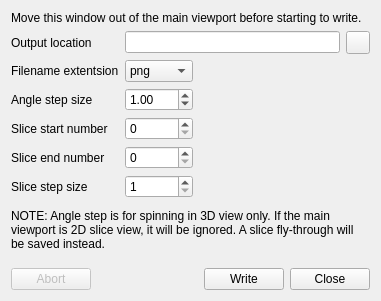
Old version of the form freeview/DialogWriteMovieFrames.ui in the repository freesurfer/freesurfer.
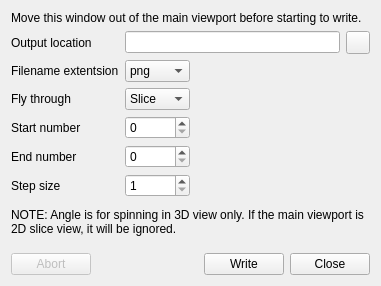
New version of the form. Icons and pictures are not drawn.

Commit message: added option to fly through frames when writing movie frames

```diff
--- a/freeview/DialogWriteMovieFrames.ui
+++ b/freeview/DialogWriteMovieFrames.ui
@@ -6,8 +6,8 @@
    <rect>
     <x>0</x>
     <y>0</y>
-    <width>426</width>
-    <height>328</height>
+    <width>478</width>
+    <height>353</height>
    </rect>
   </property>
   <property name="windowTitle">
@@ -102,29 +102,6 @@
        </property>
       </spacer>
      </item>
-     <item row="2" column="0">
-      <widget class="QLabel" name="labelAngleStep">
-       <property name="text">
-        <string>Angle step size</string>
-       </property>
-      </widget>
-     </item>
-     <item row="2" column="1">
-      <widget class="QDoubleSpinBox" name="doubleSpinBoxAngleStep">
-       <property name="decimals">
-        <number>2</number>
-       </property>
-       <property name="minimum">
-        <double>-100.000000000000000</double>
-       </property>
-       <property name="maximum">
-        <double>100.000000000000000</double>
-       </property>
-       <property name="value">
-        <double>1.000000000000000</double>
-       </property>
-      </widget>
-     </item>
      <item row="3" column="1">
       <widget class="QSpinBox" name="spinBoxSliceStart">
        <property name="minimum">
@@ -138,10 +115,30 @@
        </property>
       </widget>
      </item>
-     <item row="5" column="0">
-      <widget class="QLabel" name="labelSliceStep">
+     <item row="4" column="0">
+      <widget class="QLabel" name="labelEndNumber">
        <property name="text">
-        <string>Slice step size</string>
+        <string>End number</string>
+       </property>
+      </widget>
+     </item>
+     <item row="4" column="1">
+      <widget class="QSpinBox" name="spinBoxEnd">
+       <property name="minimum">
+        <number>0</number>
+       </property>
+       <property name="maximum">
+        <number>10000</number>
+       </property>
+       <property name="value">
+        <number>0</number>
+       </property>
+      </widget>
+     </item>
+     <item row="3" column="0">
+      <widget class="QLabel" name="labelStartNumber">
+       <property name="text">
+        <string>Start number</string>
        </property>
       </widget>
      </item>
@@ -155,31 +152,37 @@
        </property>
       </widget>
      </item>
-     <item row="3" column="0">
-      <widget class="QLabel" name="labelSliceStartNumber">
+     <item row="5" column="0">
+      <widget class="QLabel" name="labelSliceStep">
        <property name="text">
-        <string>Slice start number</string>
+        <string>Step size</string>
        </property>
       </widget>
      </item>
-     <item row="4" column="0">
-      <widget class="QLabel" name="labelSliceEndNumber">
+     <item row="2" column="0">
+      <widget class="QLabel" name="labelFlyThrough">
        <property name="text">
-        <string>Slice end number</string>
+        <string>Fly through</string>
        </property>
       </widget>
      </item>
-     <item row="4" column="1">
-      <widget class="QSpinBox" name="spinBoxSliceEnd">
-       <property name="minimum">
-        <number>0</number>
-       </property>
-       <property name="maximum">
-        <number>10000</number>
-       </property>
-       <property name="value">
-        <number>0</number>
-       </property>
+     <item row="2" column="1">
+      <widget class="QComboBox" name="comboBoxFlyThrough">
+       <item>
+        <property name="text">
+         <string>Slice</string>
+        </property>
+       </item>
+       <item>
+        <property name="text">
+         <string>Frame</string>
+        </property>
+       </item>
+       <item>
+        <property name="text">
+         <string>Angle</string>
+        </property>
+       </item>
       </widget>
      </item>
     </layout>
@@ -203,7 +206,7 @@
    <item>
     <widget class="QLabel" name="label_4">
      <property name="text">
-      <string>NOTE: Angle step is for spinning in 3D view only. If the main viewport is 2D slice view, it will be ignored. A slice fly-through will be saved instead.</string>
+      <string>NOTE: Angle is for spinning in 3D view only. If the main viewport is 2D slice view, it will be ignored. </string>
      </property>
      <property name="wordWrap">
       <bool>true</bool>
```
Left out of the diff: 37 changed lines with no effect on the pictures. The commit also changes 2 other files.
